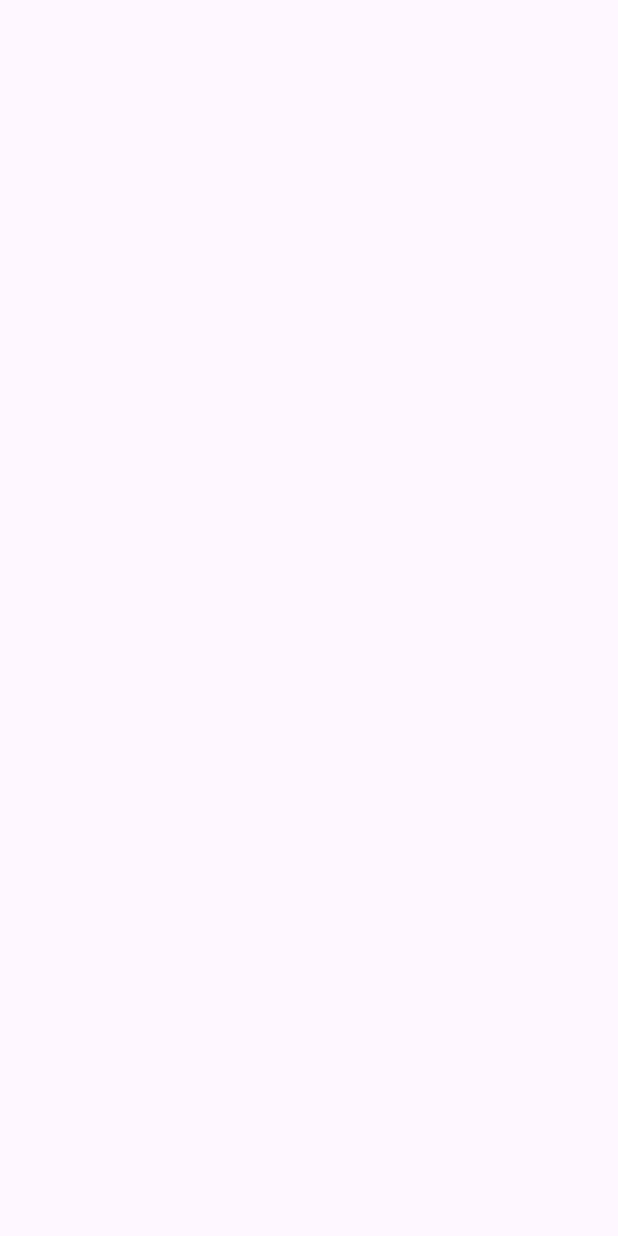
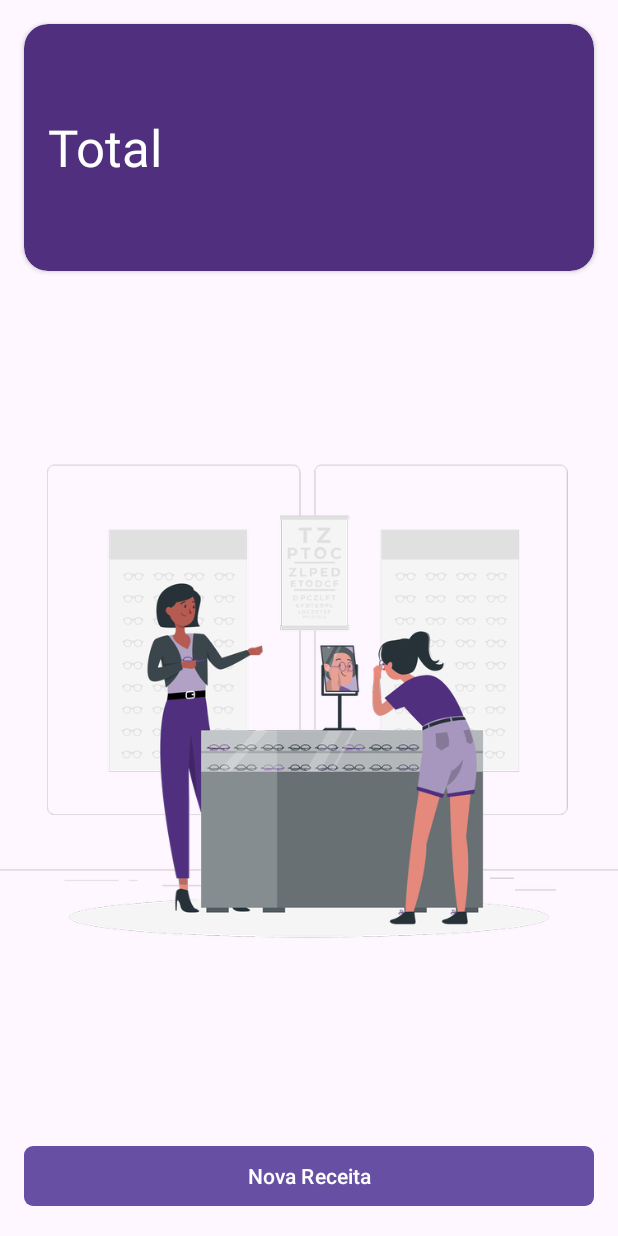
Before and after one commit to JoaoVitor-Dev/RecipeControl, an Android app: the screen it shows after launch (MainActivity), on a phone screen of 412 x 824 dp. Before the commit the screen is empty. Run offline under Robolectric (Android 15) with nearby library versions, the phone set to English and light mode, and no system bars.

Commit message:
feat/implementando layout MainActivity

```diff
--- a/app/src/main/java/com/joaovitor/recipecontrol/MainActivity.kt
+++ b/app/src/main/java/com/joaovitor/recipecontrol/MainActivity.kt
@@ -11,6 +11,5 @@ class MainActivity : AppCompatActivity() {
         super.onCreate(savedInstanceState)
         enableEdgeToEdge()
         setContentView(R.layout.activity_main)
-
     }
 }
--- a/app/src/main/res/layout/activity_main.xml
+++ b/app/src/main/res/layout/activity_main.xml
@@ -7,6 +7,50 @@
     android:layout_height="match_parent"
     tools:context=".MainActivity">
 
+    <androidx.cardview.widget.CardView
+        android:id="@+id/cardTotais"
+        android:layout_width="0dp"
+        android:layout_height="0dp"
+        android:layout_margin="16dp"
+        android:layout_marginTop="48dp"
+        app:cardCornerRadius="16dp"
+        app:cardBackgroundColor="@color/purple"
+        app:layout_constraintHeight_percent="0.2"
+        app:layout_constraintTop_toTopOf="parent"
+        app:layout_constraintStart_toStartOf="parent"
+        app:layout_constraintEnd_toEndOf="parent">
 
+        <TextView
+            android:id="@+id/textTotal"
+            android:layout_width="wrap_content"
+            android:layout_height="wrap_content"
+            android:text="Total"
+            android:textSize="34sp"
+            android:textColor="@android:color/white"
+            android:layout_gravity="start|center_vertical"
+            android:layout_marginStart="16dp" />
+
+    </androidx.cardview.widget.CardView>
+
+    <com.google.android.material.button.MaterialButton
+        android:id="@+id/button"
+        android:layout_width="0dp"
+        android:layout_height="wrap_content"
+        android:layout_margin="16dp"
+        android:text="Nova Receita"
+        app:layout_constraintBottom_toBottomOf="parent"
+        app:layout_constraintStart_toStartOf="parent"
+        app:layout_constraintEnd_toEndOf="parent"
+        app:cornerRadius="6dp"/>
+
+    <ImageView
+        android:id="@+id/imageBackground"
+        android:layout_width="wrap_content"
+        android:layout_height="wrap_content"
+        app:layout_constraintBottom_toTopOf="@+id/button"
+        app:layout_constraintTop_toBottomOf="@+id/cardTotais"
+        app:srcCompat="@drawable/optical_shop_rafiki"
+        tools:layout_editor_absoluteX="0dp"
+        tools:ignore="MissingConstraints" />
 
 </androidx.constraintlayout.widget.ConstraintLayout>
```
Also changed, not shown: app/src/main/res/drawable-hdpi/optical_shop_rafiki.png (added), app/src/main/res/drawable-hdpi/undraw_cooking_j2pu.png (added), app/src/main/res/drawable-mdpi/optical_shop_rafiki.png (added), app/src/main/res/drawable-mdpi/undraw_cooking_j2pu.png (added), app/src/main/res/drawable-xhdpi/optical_shop_rafiki.png (added), app/src/main/res/drawable-xhdpi/undraw_cooking_j2pu.png (added), app/src/main/res/drawable-xxhdpi/optical_shop_rafiki.png (added), app/src/main/res/drawable-xxhdpi/undraw_cooking_j2pu.png (added), app/src/main/res/drawable-xxxhdpi/optical_shop_rafiki.png (added), app/src/main/res/drawable-xxxhdpi/undraw_cooking_j2pu.png (added).
